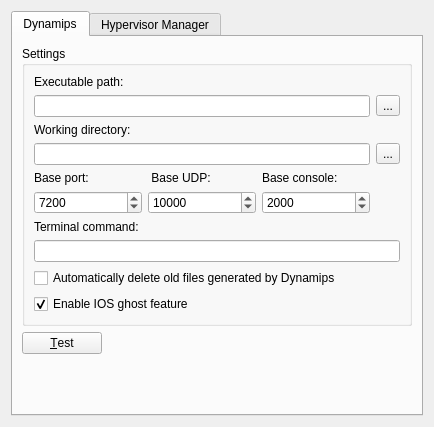
This is src/GNS3/Ui/ConfigurationPages/Form_PreferencesDynamips.ui in GNS3/gns3-legacy as Qt 5 draws it before an edit. The edited form follows.
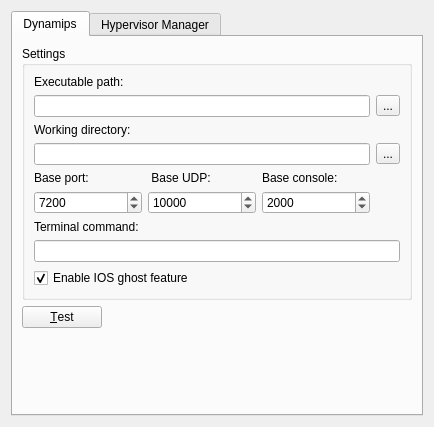
This is the edited form.

What changed in the file:
```diff
--- a/src/GNS3/Ui/ConfigurationPages/Form_PreferencesDynamips.ui
+++ b/src/GNS3/Ui/ConfigurationPages/Form_PreferencesDynamips.ui
@@ -133,13 +133,6 @@
           <item row="7" column="0" colspan="4" >
            <widget class="QLineEdit" name="dynamips_term_cmd" />
           </item>
-          <item row="8" column="0" colspan="4" >
-           <widget class="QCheckBox" name="checkBoxClearOldFiles" >
-            <property name="text" >
-             <string>Automatically delete old files generated by Dynamips</string>
-            </property>
-           </widget>
-          </item>
           <item row="9" column="0" colspan="2" >
            <widget class="QCheckBox" name="checkBoxGhosting" >
             <property name="text" >
```
